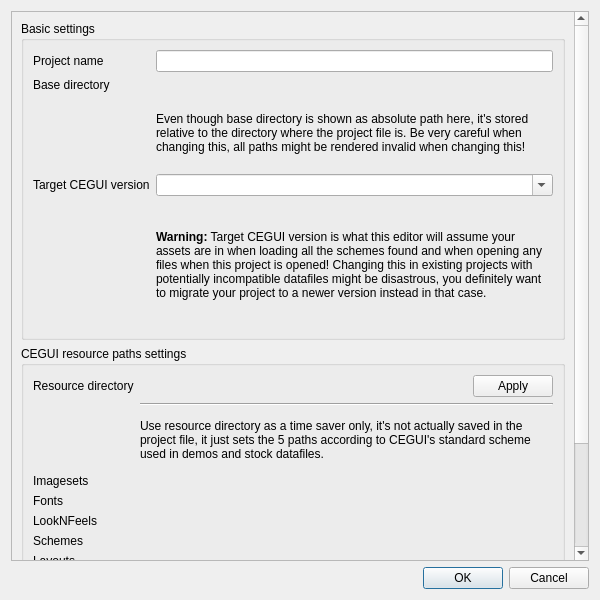
The window that ceed/ui/ProjectSettingsDialog.ui (timbaker/ceed) describes before a commit, drawn with Qt 5.
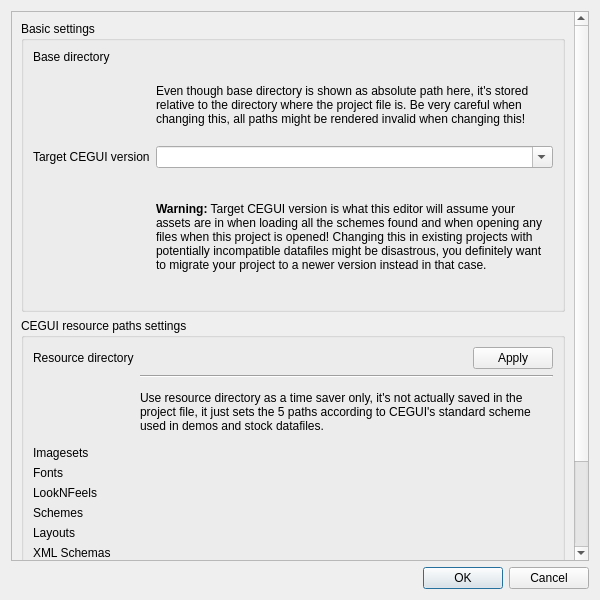
The same window after the commit. Custom widgets are drawn as their Qt base class.

Commit message: Removed project name, refactored auto resource dir creation

What changed in the file:
```diff
--- a/ceed/ui/ProjectSettingsDialog.ui
+++ b/ceed/ui/ProjectSettingsDialog.ui
@@ -23,9 +23,9 @@
       <property name="geometry">
        <rect>
         <x>0</x>
-        <y>-268</y>
-        <width>562</width>
-        <height>811</height>
+        <y>-4</y>
+        <width>571</width>
+        <height>561</height>
        </rect>
       </property>
       <layout class="QVBoxLayout" name="verticalLayout">
@@ -39,29 +39,16 @@
            <enum>QFormLayout::AllNonFixedFieldsGrow</enum>
           </property>
           <item row="0" column="0">
-           <widget class="QLabel" name="label">
-            <property name="text">
-             <string>Project name</string>
-            </property>
-            <property name="buddy">
-             <cstring>projectName</cstring>
-            </property>
-           </widget>
-          </item>
-          <item row="0" column="1">
-           <widget class="QLineEdit" name="projectName"/>
-          </item>
-          <item row="1" column="0">
            <widget class="QLabel" name="label_2">
             <property name="text">
              <string>Base directory</string>
             </property>
            </widget>
           </item>
-          <item row="1" column="1">
+          <item row="0" column="1">
            <widget class="FileLineEdit" name="baseDirectory" native="true"/>
           </item>
-          <item row="2" column="1">
+          <item row="1" column="1">
            <widget class="QLabel" name="label_10">
             <property name="sizePolicy">
              <sizepolicy hsizetype="MinimumExpanding" vsizetype="Preferred">
@@ -77,14 +64,14 @@
             </property>
            </widget>
           </item>
-          <item row="3" column="0">
+          <item row="2" column="0">
            <widget class="QLabel" name="label_11">
             <property name="text">
              <string>Target CEGUI version</string>
             </property>
            </widget>
           </item>
-          <item row="3" column="1">
+          <item row="2" column="1">
            <widget class="QComboBox" name="CEGUIVersion">
             <property name="sizePolicy">
              <sizepolicy hsizetype="MinimumExpanding" vsizetype="Fixed">
@@ -97,7 +84,7 @@
             </property>
            </widget>
           </item>
-          <item row="4" column="1">
+          <item row="3" column="1">
            <widget class="QLabel" name="label_13">
             <property name="sizePolicy">
              <sizepolicy hsizetype="MinimumExpanding" vsizetype="Preferred">
```
The commit also changes 3 other files.
